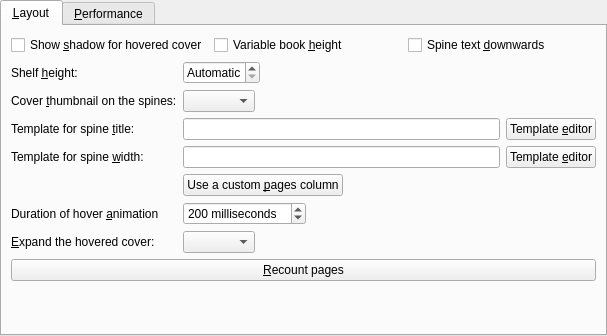
This is src/calibre/gui2/preferences/look_feel_tabs/bookshelf_view.ui in kovidgoyal/calibre as Qt 5 draws it before an edit. The edited form follows.
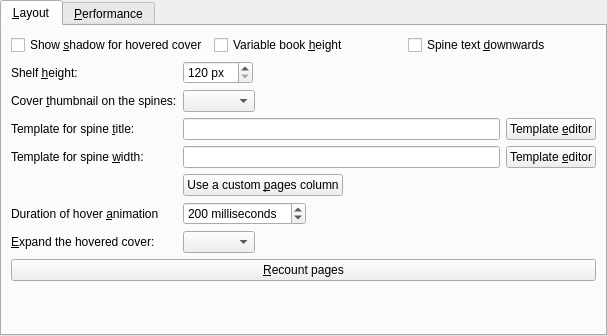
This is the edited form. Custom widgets are drawn as their Qt base class.

Commit message:
Bookshelf: remove automatic spine height
Automatic height is quite capricious. If we change any setting (not only bookshelf ones),
calculate_shelf_geometry() is recall and the resulting height will be different.

The edit to the form file:
```diff
--- a/src/calibre/gui2/preferences/look_feel_tabs/bookshelf_view.ui
+++ b/src/calibre/gui2/preferences/look_feel_tabs/bookshelf_view.ui
@@ -207,16 +207,13 @@
     <item row="1" column="1">
      <widget class="QSpinBox" name="opt_bookshelf_height">
       <property name="toolTip">
-       <string>Control the height of the book shelves, in pixels. The default is to choose a height automatically based on the size of the screen. Note that if you change the height, the cover thumbnail cache will need to be re-populated so scrolling might be a little slow to start with.</string>
-      </property>
-      <property name="specialValueText">
-       <string>Automatic</string>
+       <string>Control the height of the book shelves, in pixels. Note that if you change the height, the cover thumbnail cache will need to be re-populated so scrolling might be a little slow to start with.</string>
       </property>
       <property name="suffix">
        <string> px</string>
       </property>
       <property name="minimum">
-       <number>119</number>
+       <number>120</number>
       </property>
       <property name="maximum">
        <number>1200</number>
```
The commit also changes 2 other files.
